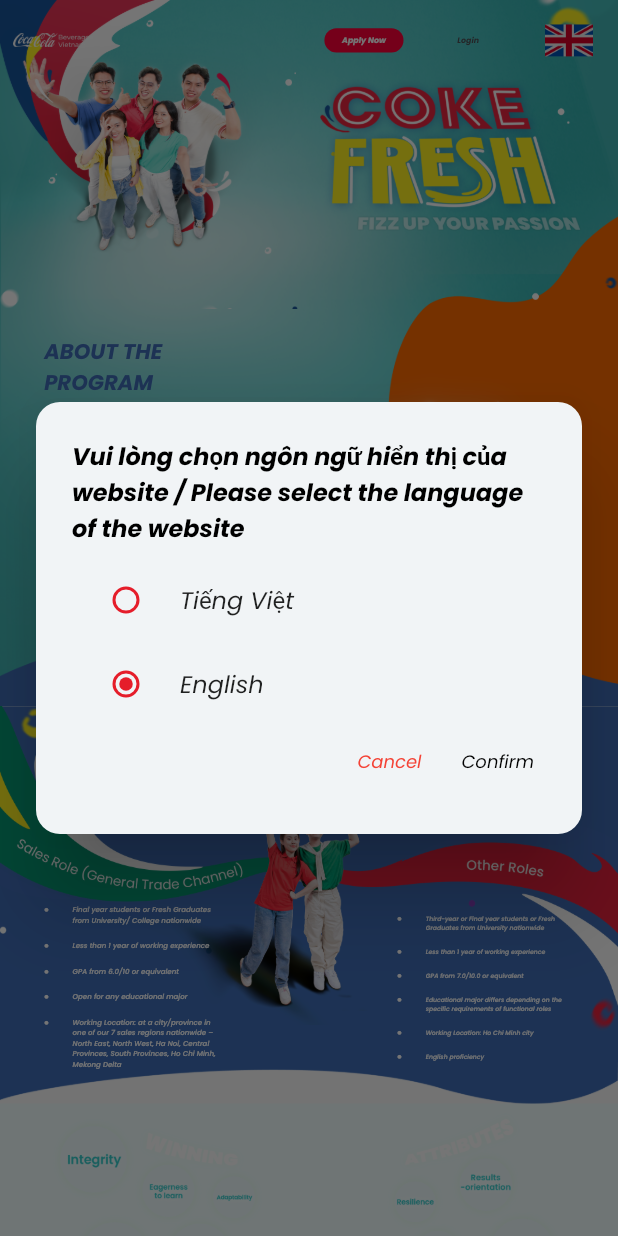
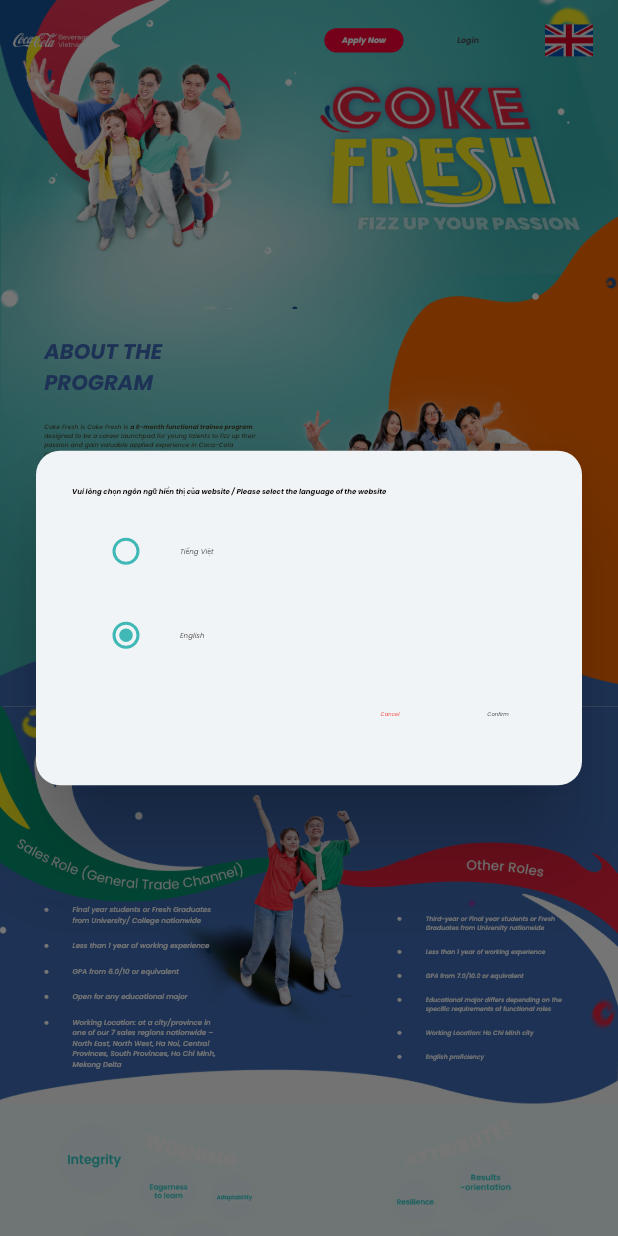
Before and after one commit to bobyba2000/coke, a Flutter app: the screen it shows after launch, on a phone screen of 412 x 824 dp. Run offline on Flutter 3.47's test engine with Material 3 defaults, Android fonts, the phone set to English and light mode, and no system bars; our stand-ins replace cached_network_image, dotted_border, equatable, file_picker, firebase_auth, firebase_core and 15 more; missing offline and left inert: dart:html, excel, flutter_animate_on_scroll, flutter_dropzone; accounts and stored records are empty; generated files the repository leaves out were written again; statements that could not run were skipped.

Commit message:
Update issues

```diff
--- a/lib/common/widget/field/auto_complete_widget.dart
+++ b/lib/common/widget/field/auto_complete_widget.dart
@@ -1,5 +1,6 @@
 import 'dart:async';
 
+import 'package:coke_platform/constants/color.dart';
 import 'package:coke_platform/generated/l10n.dart';
 import 'package:flutter/material.dart';
 import 'package:flutter/services.dart';
@@ -42,8 +43,8 @@ class AutoCompleteWidget<T> extends StatefulWidget {
 class _AutoCompleteWidgetState<T> extends State<AutoCompleteWidget<T>> {
   final _controller = TextEditingController();
   InputBorder get _inputBorder => OutlineInputBorder(
-        borderSide: BorderSide(
-          color: Theme.of(context).dividerColor,
+        borderSide: const BorderSide(
+          color: ColorConstants.teal,
         ),
         borderRadius: BorderRadius.circular(12),
       );
--- a/lib/common/widget/field/custom_dropdown.dart
+++ b/lib/common/widget/field/custom_dropdown.dart
@@ -1,3 +1,4 @@
+import 'package:coke_platform/constants/color.dart';
 import 'package:coke_platform/generated/l10n.dart';
 import 'package:collection/collection.dart';
 import 'package:flutter/material.dart';
@@ -46,8 +47,8 @@ class _CustomDropdownState<T> extends State<CustomDropdown<T>> {
   bool isHover = false;
 
   InputBorder get _inputBorder => OutlineInputBorder(
-        borderSide: BorderSide(
-          color: Theme.of(context).dividerColor,
+        borderSide: const BorderSide(
+          color: ColorConstants.teal,
         ),
         borderRadius: BorderRadius.circular(12),
       );
--- a/lib/core/layout/theme.dart
+++ b/lib/core/layout/theme.dart
@@ -1,3 +1,4 @@
+import 'package:coke_platform/constants/color.dart';
 import 'package:coke_platform/generated/fonts.gen.dart';
 import 'package:flutter/material.dart';
 import 'package:flutter_screenutil/flutter_screenutil.dart';
@@ -5,10 +6,10 @@ import 'package:flutter_screenutil/flutter_screenutil.dart';
 ThemeData themeData(BuildContext context) {
   return ThemeData(
     useMaterial3: false,
-    primaryColor: const Color(0xFFE51D2A),
+    primaryColor: ColorConstants.teal,
     colorScheme: const ColorScheme(
       brightness: Brightness.light,
-      primary: Color(0xFFE51D2A),
+      primary: ColorConstants.teal,
       onPrimary: Colors.white,
       secondary: Colors.white,
       onSecondary: Colors.black,
@@ -26,7 +27,9 @@ ThemeData themeData(BuildContext context) {
     ),
     fontFamily: FontFamily.poppins,
     radioTheme: const RadioThemeData(
-      fillColor: MaterialStatePropertyAll(Color(0xFFE51D2A)),
+      fillColor: MaterialStatePropertyAll(
+        ColorConstants.teal,
+      ),
     ),
     scrollbarTheme: ScrollbarThemeData(
       trackColor: MaterialStatePropertyAll(
@@ -35,35 +38,35 @@ ThemeData themeData(BuildContext context) {
     ),
     textTheme: TextTheme(
       titleLarge: TextStyle(
-        fontSize: 35.spMax,
+        fontSize: 35.spMin,
         fontWeight: FontWeight.w600,
       ),
       displayLarge: TextStyle(
-        fontSize: 22.spMax,
+        fontSize: 22.spMin,
         fontWeight: FontWeight.bold,
       ),
       displaySmall: TextStyle(
-        fontSize: 16.spMax,
+        fontSize: 16.spMin,
         fontWeight: FontWeight.bold,
       ),
       bodyLarge: TextStyle(
-        fontSize: 16.spMax,
+        fontSize: 16.spMin,
         fontWeight: FontWeight.w400,
       ),
       bodyMedium: TextStyle(
-        fontSize: 12.spMax,
+        fontSize: 12.spMin,
         fontWeight: FontWeight.w400,
       ),
       bodySmall: TextStyle(
-        fontSize: 8.spMax,
+        fontSize: 8.spMin,
         fontWeight: FontWeight.w400,
       ),
       titleMedium: TextStyle(
-        fontSize: 16.spMax,
+        fontSize: 16.spMin,
         fontWeight: FontWeight.w400,
       ),
       headlineMedium: TextStyle(
-        fontSize: 18.spMax,
+        fontSize: 18.spMin,
         fontWeight: FontWeight.w500,
       ),
     ),
--- a/lib/presentation/landing/appbar/widget.dart
+++ b/lib/presentation/landing/appbar/widget.dart
@@ -11,7 +11,14 @@ import 'package:go_router/go_router.dart';
 
 class LandingPageAppbar extends StatelessWidget {
   final bool showLogo;
-  const LandingPageAppbar({super.key, this.showLogo = false});
+  final bool showLoginBtn;
+  final bool showApplyBtn;
+  const LandingPageAppbar({
+    super.key,
+    this.showLogo = false,
+    this.showApplyBtn = true,
+    this.showLoginBtn = true,
+  });
 
   @override
   Widget build(BuildContext context) {
@@ -24,10 +31,16 @@ class LandingPageAppbar extends StatelessWidget {
       child: Row(
         children: [
           if (showLogo)
-            Assets.images.logoWhite.image(
+            InkWell(
+              onTap: () {
+                context.go('/');
+              },
+              child: Assets.images.logoWhite.image(
                 width: 180.w,
               ),
+            ),
           const Spacer(),
+          if (showApplyBtn)
             CustomFilledButton(
               title: S.current.applyNow,
               onTap: () {
@@ -35,6 +48,7 @@ class LandingPageAppbar extends StatelessWidget {
               },
             ),
           24.wSpace,
+          if (showLoginBtn)
             CustomTextButton(
               title: AppDependencies.injector.get<FirebaseAuthService>().isUserSignedIn() ? S.current.profile : S.current.login,
               onTap: () {
--- a/lib/presentation/landing/overview/widget.dart
+++ b/lib/presentation/landing/overview/widget.dart
@@ -8,26 +8,32 @@ import 'package:flutter_screenutil/flutter_screenutil.dart';
 import '../appbar/widget.dart';
 
 class OverviewWidget extends StatelessWidget {
-  const OverviewWidget({super.key});
+  final bool isApplyPage;
+  final bool isLoginPage;
+  const OverviewWidget({
+    super.key,
+    this.isApplyPage = false,
+    this.isLoginPage = false,
+  });
 
   @override
   Widget build(BuildContext context) {
     return SizedBox(
       width: 1400.w,
-      height: 700.w,
+      height: isApplyPage || isLoginPage ? 400.w : 700.w,
       child: Stack(
         fit: StackFit.expand,
         children: [
           Assets.images.overview.background.image(
             height: 600.w,
-            width: 700.w,
+            width: isApplyPage || isLoginPage ? 400.w : 700.w,
             fit: BoxFit.fitWidth,
           ),
           Positioned(
             top: 0,
             left: 0,
             child: Assets.images.overview.overview1.image(
-              height: 600.w,
+              height: isApplyPage || isLoginPage ? 400.w : 600.w,
               fit: BoxFit.fitHeight,
             ),
           ),
@@ -56,12 +62,14 @@ class OverviewWidget extends StatelessWidget {
               )
             ],
           ),
-          const Positioned(
+          Positioned(
             top: 0,
             left: 0,
             right: 0,
             child: LandingPageAppbar(
               showLogo: true,
+              showApplyBtn: !isApplyPage,
+              showLoginBtn: !isLoginPage,
             ),
           ),
         ],
```
Also changed, not shown: lib/common/widget/button/outlined.dart (+4 -7 lines), lib/common/widget/field/textfield_widget.dart (+16 -10 lines), lib/presentation/admin/page/login/page.dart (+8 -4 lines), lib/presentation/application/form/widget.dart (+6 -3 lines), lib/presentation/application/page.dart (+8 -4 lines). Lines whose indentation alone changed are shown as unchanged.
